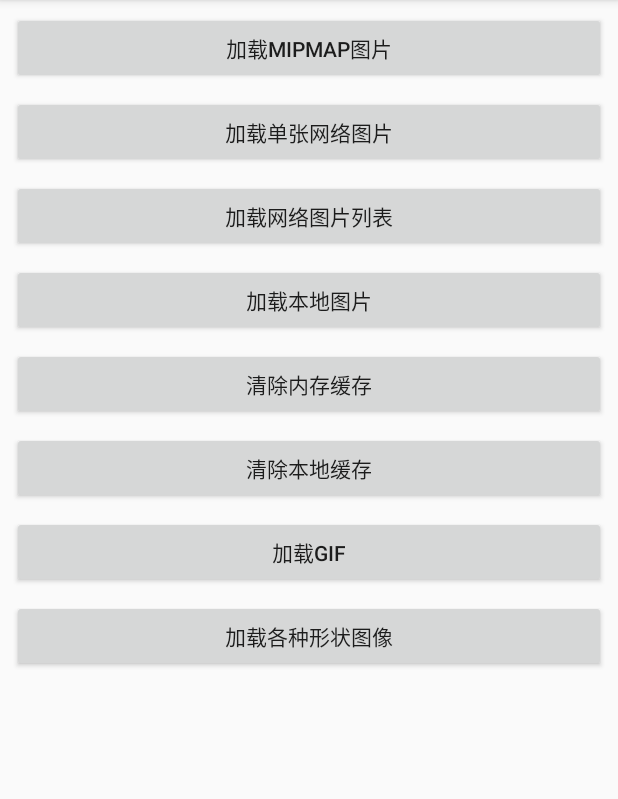
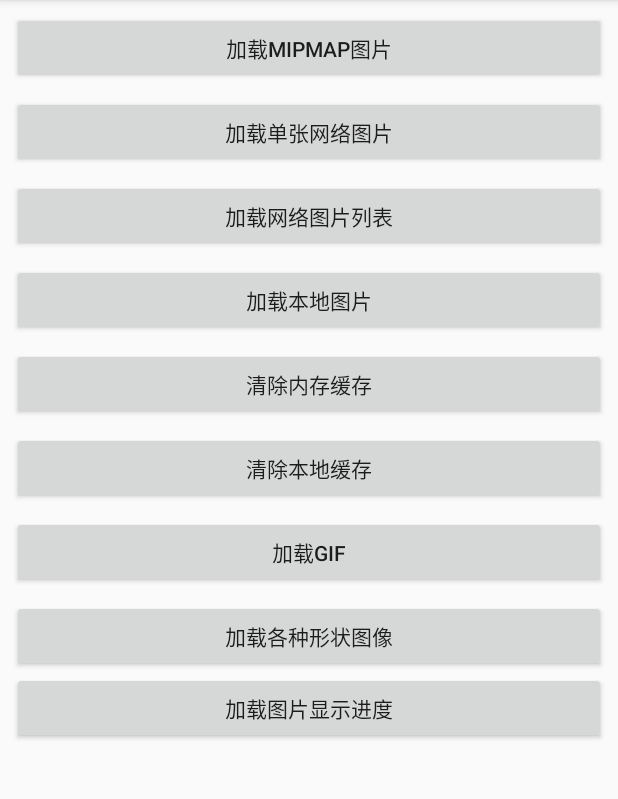
Before and after one commit to SunnyLine/NormalImageLoader, an Android app: the screen it shows after launch (MainActivity), on a phone screen of 412 x 824 dp, the part 84-883 px from its top. Run offline under Robolectric (Android 15) with nearby library versions, the phone set to English and light mode, and no system bars; pictures from the network do not load.

Commit message:
添加监听

```diff
--- a/app/src/main/java/com/pullein/image/MainActivity.java
+++ b/app/src/main/java/com/pullein/image/MainActivity.java
@@ -50,6 +50,8 @@ public class MainActivity extends AppCompatActivity {
             case R.id.button8:
                 Toast.makeText(this, "图片处理(圆角，高斯模糊)暂时未完成", Toast.LENGTH_SHORT).show();
                 break;
+            case R.id.button9:
+                break;
             default:
                 break;
         }
--- a/app/src/main/res/layout/activity_main.xml
+++ b/app/src/main/res/layout/activity_main.xml
@@ -1,9 +1,13 @@
 <?xml version="1.0" encoding="utf-8"?>
-<android.support.constraint.ConstraintLayout xmlns:android="http://schemas.android.com/apk/res/android"
+<ScrollView xmlns:android="http://schemas.android.com/apk/res/android"
     xmlns:app="http://schemas.android.com/apk/res-auto"
     xmlns:tools="http://schemas.android.com/tools"
     android:layout_width="match_parent"
-    android:layout_height="match_parent"
+    android:layout_height="match_parent">
+
+    <android.support.constraint.ConstraintLayout
+        android:layout_width="match_parent"
+        android:layout_height="wrap_content"
         tools:context=".MainActivity">
 
         <Button
@@ -125,4 +129,21 @@
             app:layout_constraintEnd_toEndOf="parent"
             app:layout_constraintStart_toStartOf="parent"
             app:layout_constraintTop_toBottomOf="@+id/button7" />
+
+        <Button
+            android:id="@+id/button9"
+            android:layout_width="0dp"
+            android:layout_height="wrap_content"
+            android:layout_marginStart="8dp"
+            android:layout_marginLeft="8dp"
+            android:layout_marginEnd="8dp"
+            android:layout_marginRight="8dp"
+            android:layout_marginBottom="8dp"
+            android:onClick="onClick"
+            android:text="加载图片显示进度"
+            app:layout_constraintBottom_toBottomOf="parent"
+            app:layout_constraintEnd_toEndOf="parent"
+            app:layout_constraintStart_toStartOf="parent"
+            app:layout_constraintTop_toBottomOf="@+id/button8" />
     </android.support.constraint.ConstraintLayout>
+</ScrollView>
```
Also changed, not shown: imagelibrary/src/main/java/com/library/image/core/ImageOptions.java (+19 -0 lines). Lines whose indentation alone changed are shown as unchanged.
